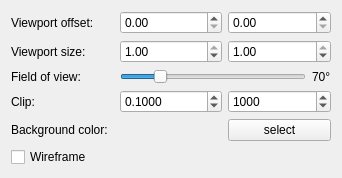
Lonartie/GraphicsSandbox, file sandbox/UI/ObjectEditor/Components/CameraComponentView/CameraComponentView.ui: the form before one commit.
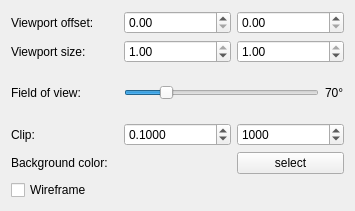
The form after the commit.

What changed in the file:
```diff
--- a/sandbox/UI/ObjectEditor/Components/CameraComponentView/CameraComponentView.ui
+++ b/sandbox/UI/ObjectEditor/Components/CameraComponentView/CameraComponentView.ui
@@ -6,8 +6,8 @@
    <rect>
     <x>0</x>
     <y>0</y>
-    <width>342</width>
-    <height>156</height>
+    <width>355</width>
+    <height>211</height>
    </rect>
   </property>
   <property name="windowTitle">
```
